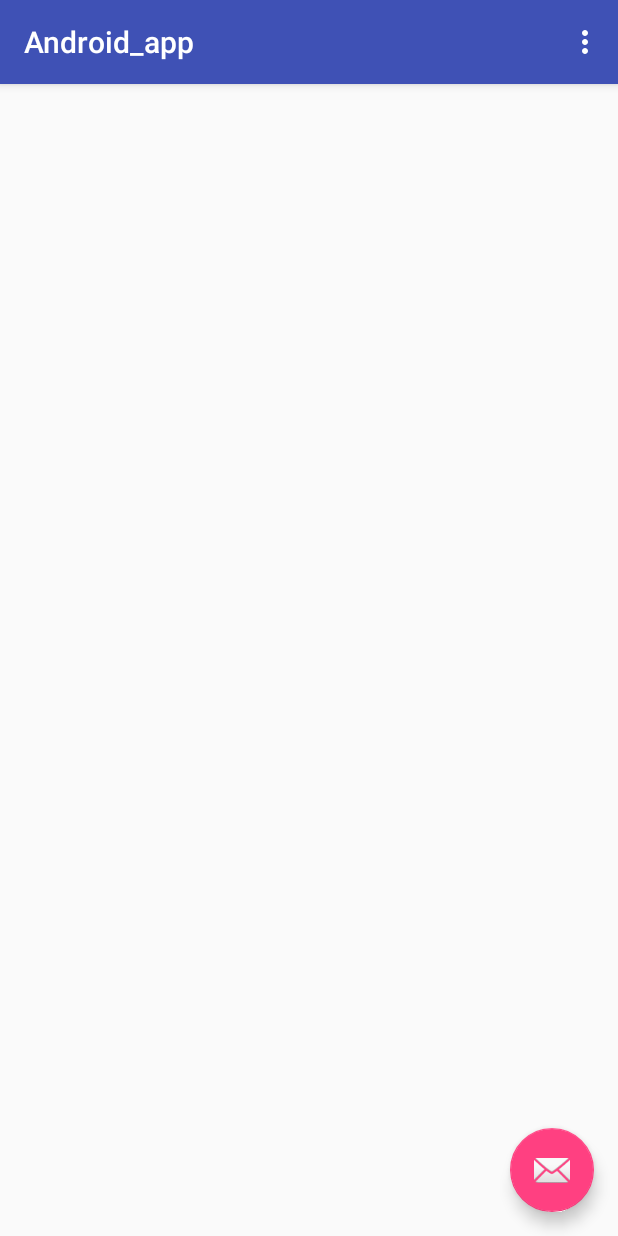
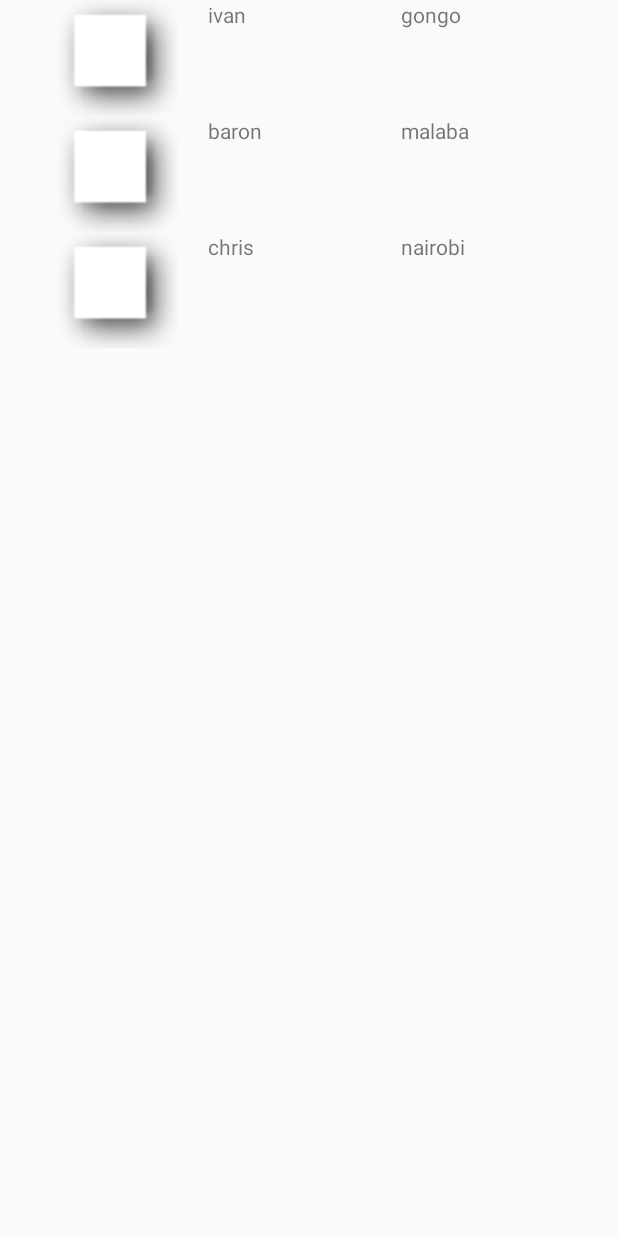
Before and after one commit to ivanatu/AndroidPractice, an Android app: the screen it shows after launch (MainActivity), on a phone screen of 412 x 824 dp. Run offline under Robolectric (Android 15) with nearby library versions, the phone set to English and light mode, and no system bars.

Commit message:
[ft #155889952] Add detailed view

```diff
--- a/app/build.gradle
+++ b/app/build.gradle
@@ -2,6 +2,7 @@ apply plugin: 'com.android.application'
 
 android {
     compileSdkVersion 26
+    buildToolsVersion "26.0.2"
     defaultConfig {
         applicationId "com.example.baron.android_app"
         minSdkVersion 23
@@ -23,6 +24,7 @@ dependencies {
     implementation 'com.android.support:appcompat-v7:26.1.0'
     implementation 'com.android.support.constraint:constraint-layout:1.0.2'
     implementation 'com.android.support:design:26.1.0'
+    implementation 'com.android.support:recyclerview-v7:26.1.0'
     testImplementation 'junit:junit:4.12'
     androidTestImplementation 'com.android.support.test:runner:1.0.1'
     androidTestImplementation 'com.android.support.test.espresso:espresso-core:3.0.1'
--- a/app/src/main/AndroidManifest.xml
+++ b/app/src/main/AndroidManifest.xml
@@ -19,6 +19,10 @@
                 <category android:name="android.intent.category.LAUNCHER" />
             </intent-filter>
         </activity>
+        <activity android:name=".DisplayMessageActivity"
+            android:parentActivityName=".MainActivity">
+        </activity>
     </application>
+    <uses-permission android:name="com.android.vending.CHECK_LICENSE" />
 
 </manifest>
--- /dev/null
+++ b/app/src/main/java/com/example/baron/android_app/AndelaDeveloper.java
@@ -0,0 +1,35 @@
+package com.example.baron.android_app;
+
+/**
+ * Created by baron on 07/03/2018.
+ */
+
+public class AndelaDeveloper{
+
+    private String github, location;
+
+    public AndelaDeveloper() {
+    }
+
+    public AndelaDeveloper( String github, String location) {
+        this.github = github;
+        this.location = location;
+    }
+
+
+    public String getlocation() {
+        return location;
+    }
+
+    public void setlocation(String location) {
+        this.location = location;
+    }
+
+    public String getgithub() {
+        return github;
+    }
+
+    public void setgithub(String github) {
+        this.github = github;
+    }
+}
--- a/app/src/main/java/com/example/baron/android_app/MainActivity.java
+++ b/app/src/main/java/com/example/baron/android_app/MainActivity.java
@@ -1,52 +1,76 @@
 package com.example.baron.android_app;
 
 import android.os.Bundle;
-import android.support.design.widget.FloatingActionButton;
-import android.support.design.widget.Snackbar;
 import android.support.v7.app.AppCompatActivity;
-import android.support.v7.widget.Toolbar;
-import android.view.View;
-import android.view.Menu;
-import android.view.MenuItem;
+import android.support.v7.widget.LinearLayoutManager;
+import android.support.v7.widget.RecyclerView;
+
+import java.util.ArrayList;
 
 public class MainActivity extends AppCompatActivity {
+    private RecyclerView mRecyclerView;
+    private RecyclerView.Adapter mAdapter;
+    private RecyclerView.LayoutManager mLayoutManager;
+    private static ArrayList<AndelaDeveloper> developers = new ArrayList<>();
+    public static final String EXTRA_MESSAGE = "WELCOME HOME";
+
+
+    static{
+        developers.add(new AndelaDeveloper("ivan", "gongo"));
+        developers.add(new AndelaDeveloper("baron", "malaba"));
+        developers.add(new AndelaDeveloper("chris", "nairobi"));
+    }
+
 
     @Override
     protected void onCreate(Bundle savedInstanceState) {
         super.onCreate(savedInstanceState);
         setContentView(R.layout.activity_main);
-        Toolbar toolbar = (Toolbar) findViewById(R.id.toolbar);
-        setSupportActionBar(toolbar);
 
-        FloatingActionButton fab = (FloatingActionButton) findViewById(R.id.fab);
-        fab.setOnClickListener(new View.OnClickListener() {
-            @Override
-            public void onClick(View view) {
-                Snackbar.make(view, "Replace with your own action", Snackbar.LENGTH_LONG)
-                        .setAction("Action", null).show();
-            }
-        });
+        mRecyclerView = (RecyclerView) findViewById(R.id.list);
+
+        // use this setting to improve performance if you know that changes
+        // in content do not change the layout size of the RecyclerView
+        mRecyclerView.setHasFixedSize(true);
+
+        // use a linear layout manager
+        mLayoutManager = new LinearLayoutManager(this);
+        mRecyclerView.setLayoutManager(mLayoutManager);
+
+        // specify an adapter (see also next example)
+        mAdapter = new MyAdapter(developers, this);
+        mRecyclerView.setAdapter(mAdapter);
+
     }
 
-    @Override
-    public boolean onCreateOptionsMenu(Menu menu) {
-        // Inflate the menu; this adds items to the action bar if it is present.
-        getMenuInflater().inflate(R.menu.menu_main, menu);
-        return true;
-    }
+//    public void sendMessage(View view) {
+//        Intent intent = new Intent(this, DisplayMessageActivity.class);
+//        TextView editText = (TextView) findViewById(R.id.github);
+//        String message = editText.toString();
+////        String message = editText.getText().toString();
+//        intent.putExtra(EXTRA_MESSAGE, message);
+//        startActivity(intent);
+//    }
 
-    @Override
-    public boolean onOptionsItemSelected(MenuItem item) {
-        // Handle action bar item clicks here. The action bar will
-        // automatically handle clicks on the Home/Up button, so long
-        // as you specify a parent activity in AndroidManifest.xml.
-        int id = item.getItemId();
-
-        //noinspection SimplifiableIfStatement
-        if (id == R.id.action_settings) {
-            return true;
-        }
-
-        return super.onOptionsItemSelected(item);
-    }
+//    @Override
+//    public boolean onCreateOptionsMenu(Menu menu) {
+//        // Inflate the menu; this adds items to the action bar if it is present.
+//        getMenuInflater().inflate(R.menu.menu_main, menu);
+//        return true;
+//    }
+//
+//    @Override
+//    public boolean onOptionsItemSelected(MenuItem item) {
+//        // Handle action bar item clicks here. The action bar will
+//        // automatically handle clicks on the Home/Up button, so long
+//        // as you specify a parent activity in AndroidManifest.xml.
+//        int id = item.getItemId();
+//
+//        //noinspection SimplifiableIfStatement
+//        if (id == R.id.action_settings) {
+//            return true;
+//        }
+//
+//        return super.onOptionsItemSelected(item);
+//    }
 }
--- /dev/null
+++ b/app/src/main/java/com/example/baron/android_app/MyAdapter.java
@@ -0,0 +1,93 @@
+package com.example.baron.android_app;
+
+import android.content.Context;
+import android.content.Intent;
+import android.support.v7.widget.RecyclerView;
+import android.view.LayoutInflater;
+import android.view.View;
+import android.view.ViewGroup;
+import android.widget.ImageView;
+import android.widget.TextView;
+
+import java.util.ArrayList;
+
+public class MyAdapter extends RecyclerView.Adapter<MyAdapter.ViewHolder> {
+    private ArrayList<AndelaDeveloper> developers;
+    private Context context;
+
+
+    public MyAdapter(ArrayList<AndelaDeveloper> developers, Context context) {
+        this.developers = developers;
+        this.context = context;
+
+    }
+
+    @Override
+    public ViewHolder onCreateViewHolder(ViewGroup parent, int viewType) {
+        View view = LayoutInflater.from(parent.getContext())
+                .inflate(R.layout.content_main, parent, false);
+        return new ViewHolder(view);
+    }
+
+    @Override
+    public void onBindViewHolder(ViewHolder holder, int position) {
+        final AndelaDeveloper andeladeveloper = developers.get(position);
+
+        holder.github.setText(andeladeveloper.getgithub());
+        holder.location.setText(andeladeveloper.getlocation());
+
+        holder.itemView.setOnClickListener(new View.OnClickListener() {
+          @Override
+          public void onClick(View v) {
+              Intent detailIntent = new Intent(v.getContext(), DisplayMessageActivity.class);
+              detailIntent.putExtra("github", andeladeveloper.getgithub());
+              detailIntent.putExtra("location", andeladeveloper.getlocation());
+//              detailIntent.putExtra("GITURL", gitUrl);
+              v.getContext().startActivity(detailIntent);
+          }
+       });
+    }
+
+    @Override
+    public int getItemCount() {
+        return developers.size();
+    }
+
+    private void openDetailActivity(String github,String location)
+
+    {
+        Intent i=new Intent(context, DisplayMessageActivity.class);
+
+        //PACK DATA TO SEND
+        i.putExtra("github",github);
+        i.putExtra("location", location);
+//        i.putExtra("IMAGE_KEY",image);
+
+        //open activity
+        context.startActivity(i);
+
+    }
+
+    public class ViewHolder extends RecyclerView.ViewHolder {
+        public  ImageView imageView;
+        public  TextView github;
+        public  TextView location;
+
+//        String githubtext;
+//        String locationtext;
+//        Drawable image;
+
+        public ViewHolder(View view) {
+            super(view);
+            imageView = (ImageView) view.findViewById(R.id.imageView);
+            github = (TextView) view.findViewById(R.id.github);
+            location = (TextView) view.findViewById(R.id.location);
+        }
+
+
+//    @Override
+//    public String toString() {
+//            return super.toString() + " '" + mContentView.getText() + "'";
+//        }
+    }
+}
--- a/app/src/main/res/layout/activity_main.xml
+++ b/app/src/main/res/layout/activity_main.xml
@@ -1,33 +1,14 @@
 <?xml version="1.0" encoding="utf-8"?>
-<android.support.design.widget.CoordinatorLayout xmlns:android="http://schemas.android.com/apk/res/android"
+
+<android.support.v7.widget.RecyclerView xmlns:android="http://schemas.android.com/apk/res/android"
     xmlns:app="http://schemas.android.com/apk/res-auto"
     xmlns:tools="http://schemas.android.com/tools"
+    android:id="@+id/list"
+    android:name="com.example.baron.android_app.MainActivity"
     android:layout_width="match_parent"
     android:layout_height="match_parent"
-    tools:context="com.example.baron.android_app.MainActivity">
-
-    <android.support.design.widget.AppBarLayout
-        android:layout_width="match_parent"
-        android:layout_height="wrap_content"
-        android:theme="@style/AppTheme.AppBarOverlay">
-
-        <android.support.v7.widget.Toolbar
-            android:id="@+id/toolbar"
-            android:layout_width="match_parent"
-            android:layout_height="?attr/actionBarSize"
-            android:background="?attr/colorPrimary"
-            app:popupTheme="@style/AppTheme.PopupOverlay" />
-
-    </android.support.design.widget.AppBarLayout>
-
-    <include layout="@layout/content_main" />
-
-    <android.support.design.widget.FloatingActionButton
-        android:id="@+id/fab"
-        android:layout_width="wrap_content"
-        android:layout_height="wrap_content"
-        android:layout_gravity="bottom|end"
-        android:layout_margin="@dimen/fab_margin"
-        app:srcCompat="@android:drawable/ic_dialog_email" />
-
-</android.support.design.widget.CoordinatorLayout>
+    android:layout_marginLeft="16dp"
+    android:layout_marginRight="16dp"
+    app:layoutManager="LinearLayoutManager"
+    tools:context="com.example.baron.android_app.MainActivity"
+    tools:listitem="@layout/content_main" />
--- a/app/src/main/res/layout/content_main.xml
+++ b/app/src/main/res/layout/content_main.xml
@@ -1,12 +1,33 @@
 <?xml version="1.0" encoding="utf-8"?>
-<android.support.constraint.ConstraintLayout xmlns:android="http://schemas.android.com/apk/res/android"
+<LinearLayout xmlns:android="http://schemas.android.com/apk/res/android"
     xmlns:app="http://schemas.android.com/apk/res-auto"
-    xmlns:tools="http://schemas.android.com/tools"
-    android:layout_width="match_parent"
-    android:layout_height="match_parent"
-    app:layout_behavior="@string/appbar_scrolling_view_behavior"
-    tools:context="com.example.baron.android_app.MainActivity"
-    tools:showIn="@layout/activity_main">
+    android:layout_width="wrap_content"
+    android:layout_height="wrap_content"
+    android:orientation="horizontal">
 
+    <ImageView
+        android:id="@+id/imageView"
+        android:layout_width="154dp"
+        android:layout_height="77dp"
+        android:layout_weight="1"
+        android:contentDescription="profile image"
+        app:srcCompat="@android:drawable/picture_frame"/>
 
-</android.support.constraint.ConstraintLayout>
+    <TextView
+        android:id="@+id/github"
+        android:layout_width="wrap_content"
+        android:layout_height="wrap_content"
+        android:layout_weight="1"
+        android:ems="10"
+        android:inputType="textPersonName"
+        android:text="github" />
+
+    <TextView
+        android:id="@+id/location"
+        android:layout_width="wrap_content"
+        android:layout_height="wrap_content"
+        android:layout_weight="1"
+        android:ems="10"
+        android:inputType="textPersonName"
+        android:text="location" />
+</LinearLayout>
--- a/app/src/main/res/values/colors.xml
+++ b/app/src/main/res/values/colors.xml
@@ -3,4 +3,6 @@
     <color name="colorPrimary">#3F51B5</color>
     <color name="colorPrimaryDark">#303F9F</color>
     <color name="colorAccent">#FF4081</color>
+    <color name="github">#cf2222</color>
+    <color name="location">#932424</color>
 </resources>
--- a/app/src/main/res/values/dimens.xml
+++ b/app/src/main/res/values/dimens.xml
@@ -1,3 +1,8 @@
 <resources>
+    <dimen name="activity_horizontal_margin">16dp</dimen>
+    <dimen name="activity_vertical_margin">16dp</dimen>
     <dimen name="fab_margin">16dp</dimen>
+    <dimen name="text_margin">16dp</dimen>
+    <dimen name="github">16dp</dimen>
+    <dimen name="location">10dp</dimen>
 </resources>
--- a/app/src/main/res/values/strings.xml
+++ b/app/src/main/res/values/strings.xml
@@ -1,4 +1,7 @@
 <resources>
     <string name="app_name">Android_app</string>
     <string name="action_settings">Settings</string>
+    <string name="github">github</string>
+    <string name="location">location</string>
+    <string name="profile_image_description">profile image</string>
 </resources>
```
Also changed, not shown: app/src/main/java/com/example/baron/android_app/DisplayMessageActivity.java (added, +43 -0 lines), app/src/main/res/layout/activity_display_message.xml (added, +39 -0 lines), 4 other files.
